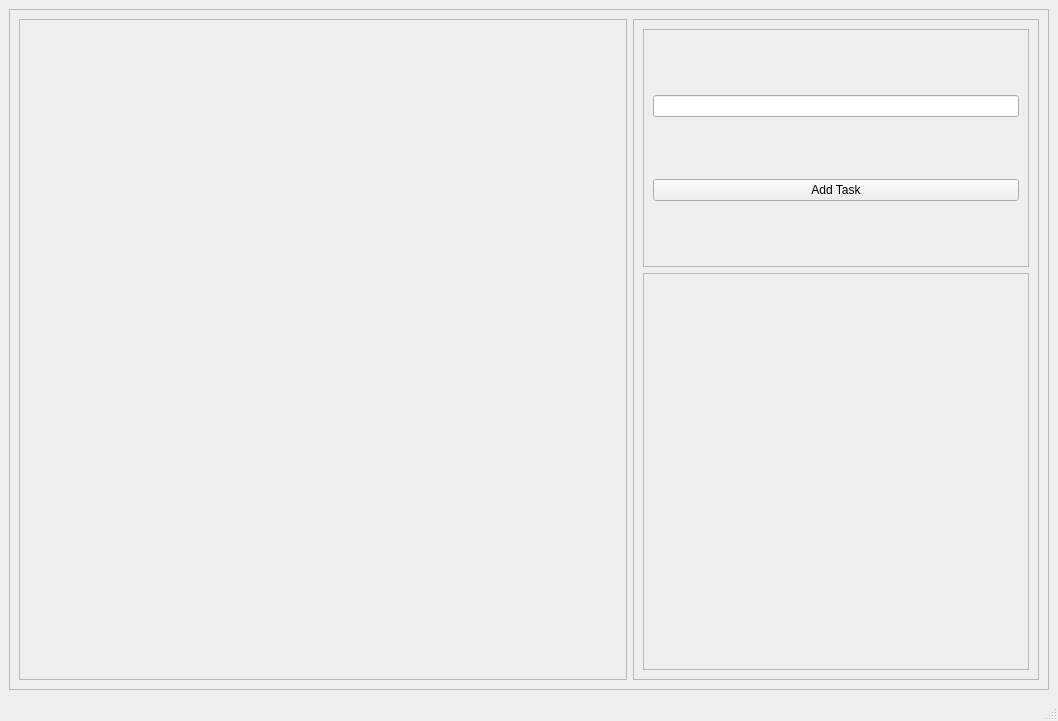
This is main/ui/checklist.ui in KashML/CheckItOut as Qt 5 draws it before an edit. The edited form follows.
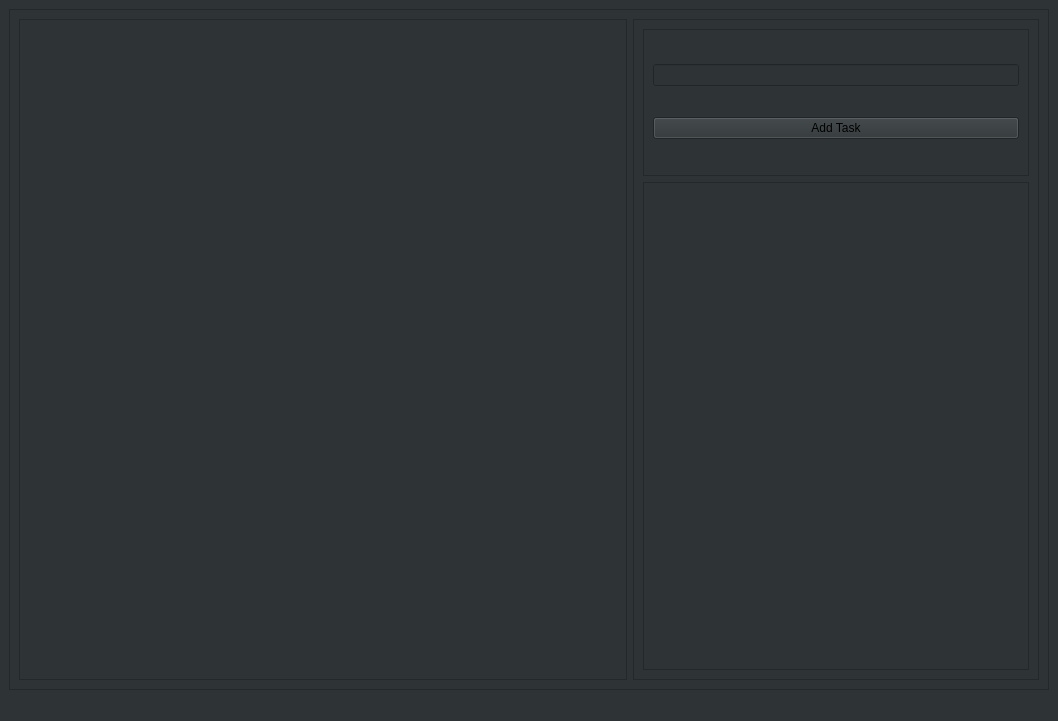
This is the edited form.

Commit message: Black background

```diff
--- a/main/ui/checklist.ui
+++ b/main/ui/checklist.ui
@@ -13,6 +13,9 @@
   <property name="windowTitle">
    <string>MainWindow</string>
   </property>
+  <property name="styleSheet">
+   <string notr="true">background-color:rgb(46, 52, 54)</string>
+  </property>
   <widget class="QWidget" name="centralwidget">
    <layout class="QVBoxLayout" name="verticalLayout">
     <item>
@@ -78,12 +81,6 @@
                <property name="enabled">
                 <bool>true</bool>
                </property>
-               <property name="sizePolicy">
-                <sizepolicy hsizetype="Minimum" vsizetype="Fixed">
-                 <horstretch>0</horstretch>
-                 <verstretch>0</verstretch>
-                </sizepolicy>
-               </property>
                <property name="text">
                 <string>Add Task</string>
                </property>
@@ -97,7 +94,7 @@
             <property name="sizePolicy">
              <sizepolicy hsizetype="Preferred" vsizetype="Preferred">
               <horstretch>0</horstretch>
-              <verstretch>5</verstretch>
+              <verstretch>10</verstretch>
              </sizepolicy>
             </property>
             <property name="frameShape">
```
